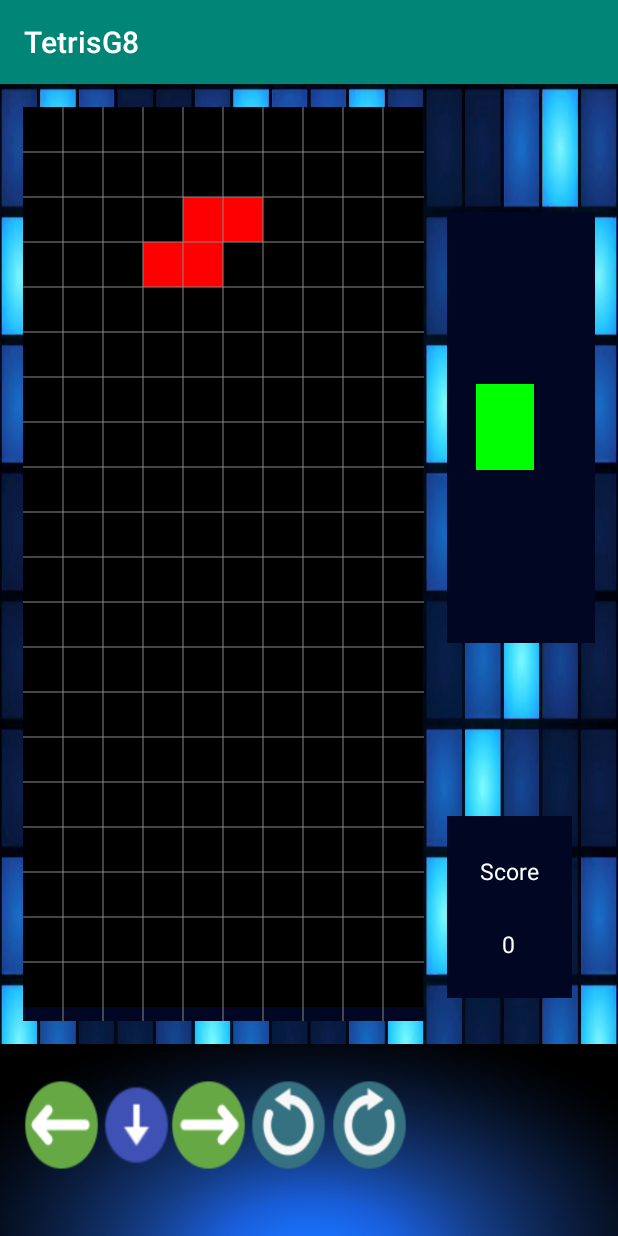
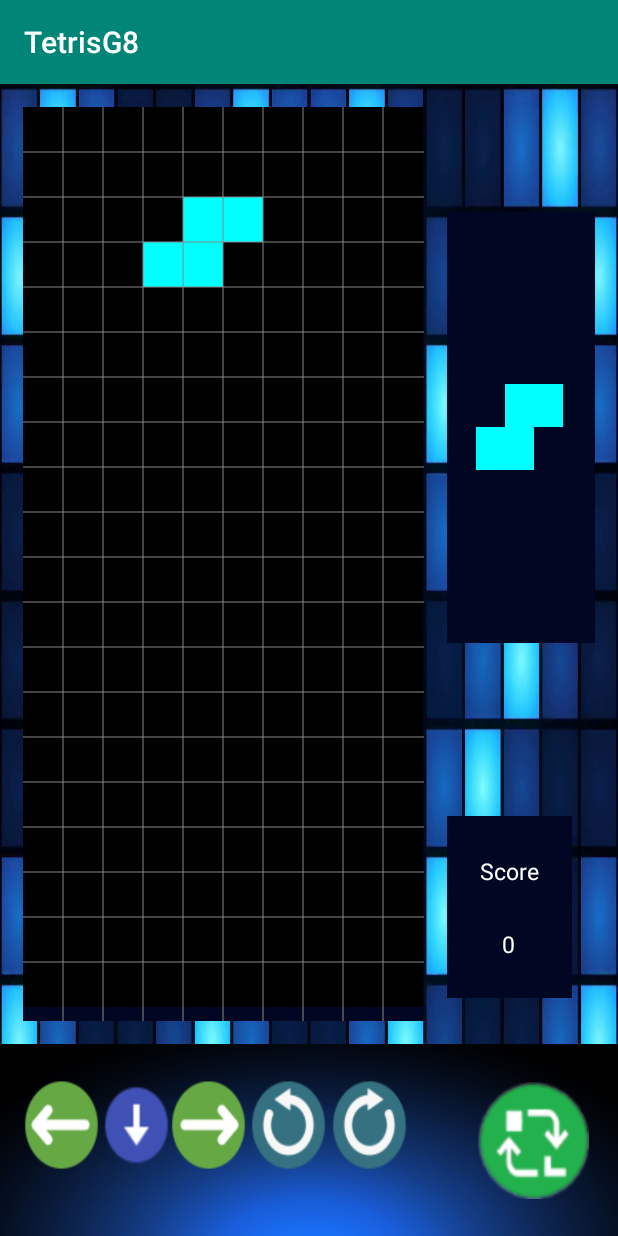
Before and after one commit to ivchicano/TetrisG8, an Android app: the MainActivity screen opened directly, with no data from a screen before it, on a phone screen of 412 x 824 dp. Run offline under Robolectric (Android 15) with nearby library versions, the light colour scheme and no system bars.

Commit message:
add new functionality (new piece and change next piece) and change feature and tetrisBDDtest file

```diff
--- a/app/src/main/java/com/example/tetrisg8/FichaView.java
+++ b/app/src/main/java/com/example/tetrisg8/FichaView.java
@@ -80,6 +80,9 @@ public class FichaView extends View {
             case 7:
                 color = arrayColoresAleatorios[6];
                 break;
+            case 8:
+                color = arrayColoresAleatorios[7];
+                break;
         }
         return color;
     }
--- a/app/src/main/java/com/example/tetrisg8/FuncionamientoJuego.java
+++ b/app/src/main/java/com/example/tetrisg8/FuncionamientoJuego.java
@@ -177,7 +177,7 @@ public class FuncionamientoJuego {
     }
 
     public int generarTipoPiezaRandom() {
-        return new SecureRandom().nextInt(6) + 1;
+        return new SecureRandom().nextInt(8) + 1;
     }
 
     public Pieza generarPieza(int desplazamientoColumnas) {
@@ -238,4 +238,7 @@ public class FuncionamientoJuego {
         return this.tiempoBotonDesactivado;
     }
 
+    public void setPiezaSiguiente(Pieza piezaSiguiente) {
+        this.piezaSiguiente = piezaSiguiente;
+    }
 }
--- a/app/src/main/java/com/example/tetrisg8/GameView.java
+++ b/app/src/main/java/com/example/tetrisg8/GameView.java
@@ -6,12 +6,14 @@ import android.graphics.Color;
 import android.graphics.Paint;
 import android.view.View;
 
+import java.lang.reflect.Array;
+
 
 public class GameView extends View {
     private Tablero tablero;
     private Paint p;
-    private int[] arrayColores = {Color.RED, Color.WHITE, Color.MAGENTA, Color.BLUE, Color.GREEN, Color.GRAY, Color.CYAN};
-    private int[] arrayColoresAleatorios = {0, 0, 0, 0, 0, 0, 0};
+    private int[] arrayColores = {Color.RED, Color.WHITE, Color.MAGENTA, Color.BLUE, Color.GREEN, Color.GRAY, Color.CYAN, Color.YELLOW};
+    private int[] arrayColoresAleatorios = {0, 0, 0, 0, 0, 0, 0, 0};
 
     public GameView(Context context, Tablero tablero) {
         super(context);
@@ -23,7 +25,7 @@ public class GameView extends View {
     protected void onDraw(Canvas canvas) { //Pinta la cuadrícula del tablero
         super.onDraw(canvas);
         pintarTablero(canvas);
-        if(tablero.getEnjuego() != null){
+        if (tablero.getEnjuego() != null) {
             pintarPieza(canvas);
             pintarPiezaExtra(canvas);
             pintarCuadricula(canvas);
@@ -100,7 +102,6 @@ public class GameView extends View {
 
     public int colorCelda(int codigo) {
         int color = 0;
-
         switch (codigo) {
             case -1:
                 color = Color.DKGRAY;
@@ -129,14 +130,17 @@ public class GameView extends View {
             case 7:
                 color = arrayColoresAleatorios[6];
                 break;
+            case 8:
+                color = arrayColoresAleatorios[7];
+                break;
         }
         return color;
     }
 
-    public void rellenarArray(int gama){
-        if(gama == 1){
+    public void rellenarArray(int gama) {
+        if (gama == 1) {
             rellenarArrayColoresAleatorios();
-        }else if(gama == 2){
+        } else if (gama == 2) {
             rellenarArrayColorFijo();
         }
     }
@@ -144,7 +148,7 @@ public class GameView extends View {
     public int[] rellenarArrayColorFijo() {
         int indice;
         int color;
-        indice = (int) Math.floor(Math.random() * 7);
+        indice = (int) Math.floor(Math.random() * 8);
         color = arrayColores[indice];
         for (int i = 0; i < arrayColoresAleatorios.length; i++) {
             arrayColoresAleatorios[i] = color;
@@ -156,10 +160,10 @@ public class GameView extends View {
         int indice;
         int color;
         for (int i = 0; i < arrayColoresAleatorios.length; i++) {
-            indice = (int) Math.floor(Math.random() * 7);
+            indice = (int) Math.floor(Math.random() * 8);
             color = arrayColores[indice];
             while (colorAsignado(color, i)) {
-                indice = (int) Math.floor(Math.random() * 7);
+                indice = (int) Math.floor(Math.random() * 8);
                 color = arrayColores[indice];
             }
             arrayColoresAleatorios[i] = color;
--- a/app/src/main/java/com/example/tetrisg8/Pieza.java
+++ b/app/src/main/java/com/example/tetrisg8/Pieza.java
@@ -11,6 +11,7 @@ public class Pieza {
 
     public Pieza(int tipo, int despFila, int despCol) {
         tipopieza = tipo;
+        System.out.println(tipo);
         //Posicion inicial de las celdas en funcion del tipo
         switch (tipo) {
             case 1://tipo I
@@ -23,7 +24,7 @@ public class Pieza {
                 cuadrados = new int[]{0+despFila, 3 + despCol, 1+despFila, 3 + despCol, 2+despFila, 3 + despCol, 2+despFila, 4 + despCol};
                 break;
             case 4://tipo O
-                cuadrados = new int[]{0+despFila, 3 + despCol, 1+despFila, 3 + despCol, 0+despFila, 4 + despCol, 1+despFila, 4 + despCol};
+                cuadrados = new int[]{0+despFila, 3 + despCol, 0+despFila, 3 + despCol, 0+despFila, 3 + despCol, 0+despFila, 3 + despCol};
                 break;
             case 5://tipo S
                 cuadrados = new int[]{1+despFila, 3 + despCol, 0+despFila, 4 + despCol, 1+despFila, 4 + despCol, 0+despFila, 5 + despCol};
@@ -34,14 +35,20 @@ public class Pieza {
             case 7://tipo Z
                 cuadrados = new int[]{0+despFila, 3 + despCol, 0+despFila, 4 + despCol, 1+despFila, 4 + despCol, 1+despFila, 5 + despCol};
                 break;
+            case 8://tipo .
+                cuadrados = new int[]{0+despFila, 3 + despCol, 1+despFila, 3 + despCol, 0+despFila, 4 + despCol, 1+despFila, 4 + despCol};
+                break;
         }
     }
 
     //Constructora para las piezas siguientes, que deben mostrarse diferentes
     public Pieza(int tipo){
+        System.out.println(tipo);
+
         tipopieza = tipo;
         //Posicion inicial de las celdas en funcion del tipo
         switch (tipo) {
+            //{fila,columna}
             case 1://tipo I
                 cuadrados = new int[]{3, 3, 4, 3, 5, 3, 6, 3};
                 break;
@@ -52,7 +59,7 @@ public class Pieza {
                 cuadrados = new int[]{4, 2, 5, 2, 6, 2, 6, 3};
                 break;
             case 4://tipo O
-                cuadrados = new int[]{4, 1, 5, 1, 4, 2, 5, 2};
+                cuadrados = new int[]{4, 1, 4, 1, 4, 1, 4, 1};
                 break;
             case 5://tipo S
                 cuadrados = new int[]{5, 1, 4, 2, 5, 2, 4, 3};
@@ -62,6 +69,9 @@ public class Pieza {
                 break;
             case 7://tipo Z
                 cuadrados = new int[]{4, 1, 4, 2, 5, 2, 5, 3};
+                break;
+            case 8://tipo O
+                cuadrados = new int[]{4, 1, 5, 1, 4, 2, 5, 2};
                 break;
         }
     }
--- a/app/src/main/java/com/example/tetrisg8/Tablero.java
+++ b/app/src/main/java/com/example/tetrisg8/Tablero.java
@@ -46,6 +46,7 @@ public class Tablero {
             switch (tipoPieza) {
                 case "normal":
                     this.enjuego.getCuadrados()[i] += celdasBajar;
+
                     break;
                 case "extra":
                     this.piezaExtra.getCuadrados()[i] += celdasBajar;
@@ -144,7 +145,7 @@ public class Tablero {
     //Rotar pieza
     public boolean rotar(int grados) {
         //Si es la pieza es cuadrada no se rota
-        if (enjuego.getTipopieza() == 4)
+        if (enjuego.getTipopieza() == 8 || enjuego.getTipopieza() == 4)
             return false;
         //Coordenadas del ultimo cuadrado de la pieza
         int fila = enjuego.getCuadrados()[6];
--- a/app/src/main/res/layout/activity_main.xml
+++ b/app/src/main/res/layout/activity_main.xml
@@ -40,7 +40,9 @@
                 android:orientation="vertical"
                 android:paddingLeft="15dp"
                 android:paddingTop="70dp"
-                android:paddingBottom="100dp"></LinearLayout>
+                android:paddingBottom="100dp">
+
+            </LinearLayout>
 
             <LinearLayout
 
@@ -175,6 +177,19 @@
             app:layout_constraintHorizontal_bias="0.0"
             app:layout_constraintStart_toEndOf="@+id/buttonLeft"
             app:layout_constraintTop_toTopOf="parent" />
+
+        <Button
+            android:id="@+id/changeNextPiece"
+            android:layout_width="74dp"
+            android:layout_height="78dp"
+            android:background="@drawable/change_piece"
+            android:onClick="changeNextPiece"
+            app:layout_constraintBottom_toBottomOf="parent"
+            app:layout_constraintEnd_toEndOf="parent"
+            app:layout_constraintHorizontal_bias="0.69"
+            app:layout_constraintStart_toEndOf="@+id/buttonPiezaRandom"
+            app:layout_constraintTop_toTopOf="parent" />
+
     </androidx.constraintlayout.widget.ConstraintLayout>
 
 
```
Also changed, not shown: app/src/main/java/com/example/tetrisg8/MainActivity.java (+7 -1 lines), app/src/main/res/drawable/change_piece.png (added), 2 other files.
